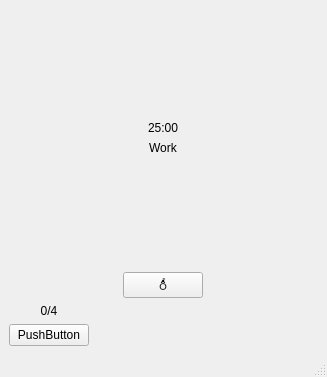
First picture: the form in src/ui/mainwindow.ui, repository levirs565/potomat, before the edit.
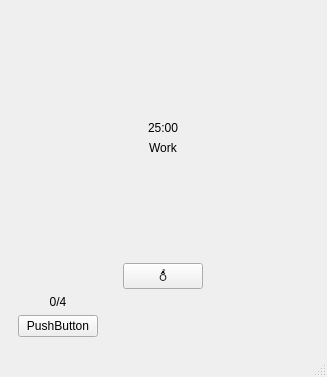
Second picture: the form after the edit. Custom widgets are drawn as their Qt base class.

```diff
--- a/src/ui/mainwindow.ui
+++ b/src/ui/mainwindow.ui
@@ -16,6 +16,10 @@
   <widget class="QWidget" name="centralwidget">
    <layout class="QVBoxLayout" name="verticalLayout">
     <item>
+     <widget class="QStackedWidget" name="stackedWidget">
+      <widget class="QWidget" name="page">
+       <layout class="QVBoxLayout" name="verticalLayout_4">
+        <item>
      <widget class="TimerProgressWidget" name="timerPomodoro" native="true">
       <layout class="QVBoxLayout" name="verticalLayout_2">
        <item>
@@ -128,6 +132,11 @@
         </widget>
        </item>
       </layout>
+         </widget>
+        </item>
+       </layout>
+      </widget>
+      <widget class="QWidget" name="page_2"/>
      </widget>
     </item>
    </layout>
```
Lines whose indentation alone changed are shown as unchanged.
